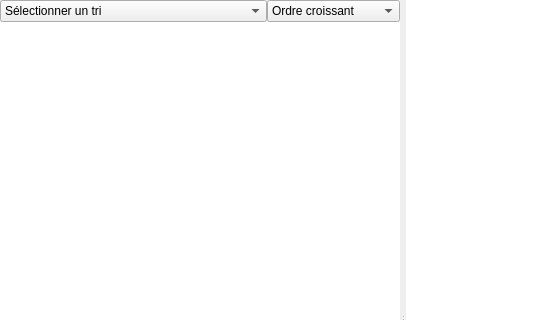
The window that resources/forms/documents.ui (Sankore/Sankore-3.1) describes before a commit, drawn with Qt 5; both pictures show x 0 to 560 and y 0 to 320 of the 796 by 646 pixel window.
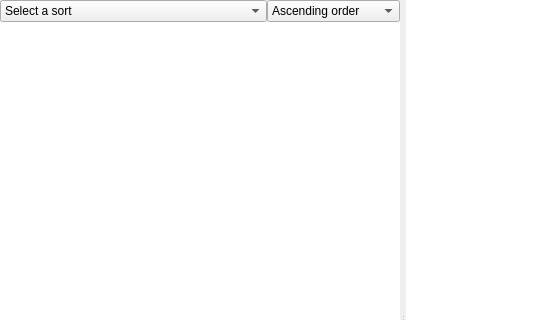
The same window after the commit. Custom widgets are drawn as their Qt base class.

```diff
--- a/resources/forms/documents.ui
+++ b/resources/forms/documents.ui
@@ -63,7 +63,7 @@
               </property>
               <item>
                <property name="text">
-                <string>Sélectionner un tri</string>
+                <string>Select a sort</string>
                </property>
               </item>
               <item>
@@ -93,7 +93,7 @@
               </property>
               <item>
                <property name="text">
-                <string>Ordre croissant</string>
+                <string>Ascending order</string>
                </property>
               </item>
               <item>
```
Left out of the diff: 8 changed lines with no effect on the pictures.
